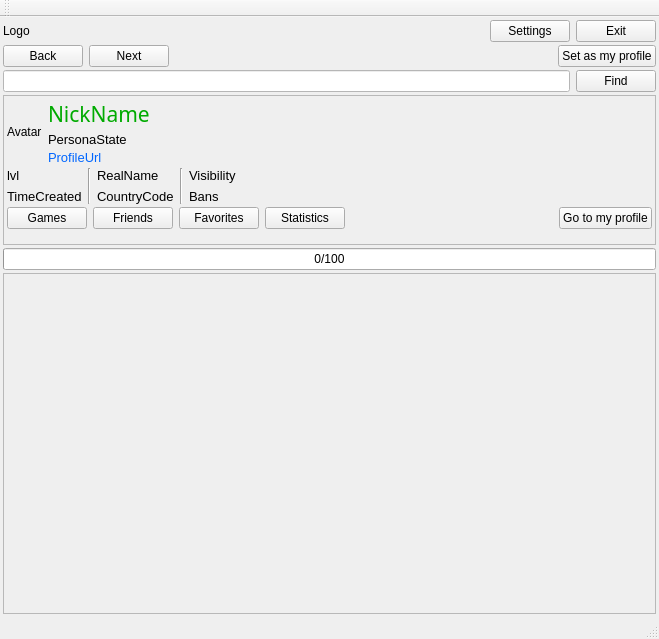
First picture: the form in AraSteamManager/mainwindow.ui, repository Arankir/AraSteamManager, before the edit.
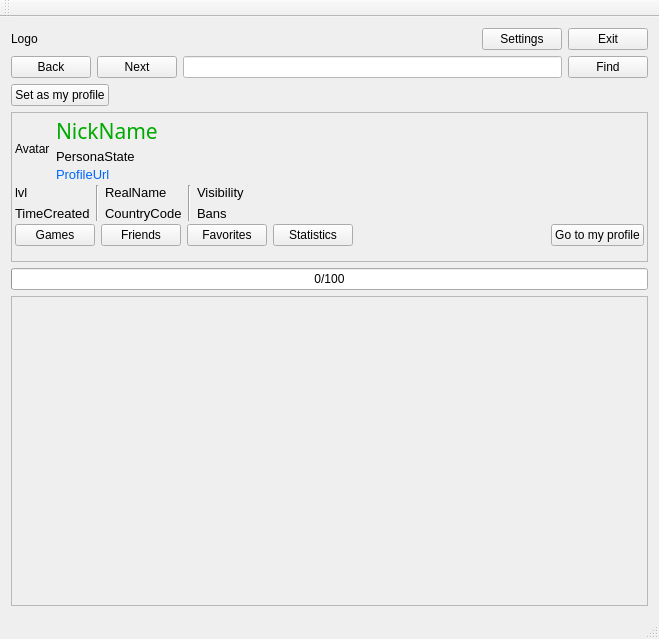
Second picture: the form after the edit.

The edit to the form file:
```diff
--- a/AraSteamManager/mainwindow.ui
+++ b/AraSteamManager/mainwindow.ui
@@ -15,21 +15,6 @@
   </property>
   <widget class="QWidget" name="centralWidget">
    <layout class="QVBoxLayout" name="verticalLayout">
-    <property name="spacing">
-     <number>3</number>
-    </property>
-    <property name="leftMargin">
-     <number>3</number>
-    </property>
-    <property name="topMargin">
-     <number>3</number>
-    </property>
-    <property name="rightMargin">
-     <number>3</number>
-    </property>
-    <property name="bottomMargin">
-     <number>3</number>
-    </property>
     <item>
      <layout class="QHBoxLayout" name="horizontalLayout_3">
       <item>
@@ -69,7 +54,7 @@
      </layout>
     </item>
     <item>
-     <layout class="QHBoxLayout" name="horizontalLayout_2">
+     <layout class="QHBoxLayout" name="horizontalLayout_4">
       <item>
        <widget class="QPushButton" name="ButtonBack">
         <property name="text">
@@ -85,30 +70,6 @@
        </widget>
       </item>
       <item>
-       <spacer name="horizontalSpacer_3">
-        <property name="orientation">
-         <enum>Qt::Horizontal</enum>
-        </property>
-        <property name="sizeHint" stdset="0">
-         <size>
-          <width>40</width>
-          <height>20</height>
-         </size>
-        </property>
-       </spacer>
-      </item>
-      <item>
-       <widget class="QPushButton" name="ButtonSetProfile">
-        <property name="text">
-         <string>Set as my profile</string>
-        </property>
-       </widget>
-      </item>
-     </layout>
-    </item>
-    <item>
-     <layout class="QHBoxLayout" name="horizontalLayout_4">
-      <item>
        <widget class="QLineEdit" name="LineEditIdProfile">
         <property name="styleSheet">
          <string notr="true">background-color: rgb(255, 255, 255);
@@ -128,6 +89,30 @@
       </item>
      </layout>
     </item>
+    <item>
+     <layout class="QHBoxLayout" name="horizontalLayout_2">
+      <item>
+       <widget class="QPushButton" name="ButtonSetProfile">
+        <property name="text">
+         <string>Set as my profile</string>
+        </property>
+       </widget>
+      </item>
+      <item>
+       <spacer name="horizontalSpacer_3">
+        <property name="orientation">
+         <enum>Qt::Horizontal</enum>
+        </property>
+        <property name="sizeHint" stdset="0">
+         <size>
+          <width>40</width>
+          <height>20</height>
+         </size>
+        </property>
+       </spacer>
+      </item>
+     </layout>
+    </item>
     <item>
      <widget class="QScrollArea" name="ScrollAreaProfileInfo">
       <property name="sizePolicy">
@@ -153,8 +138,8 @@
         <rect>
          <x>0</x>
          <y>0</y>
-         <width>651</width>
-         <height>181</height>
+         <width>639</width>
+         <height>150</height>
         </rect>
        </property>
        <layout class="QVBoxLayout" name="verticalLayout_2">
@@ -454,8 +439,8 @@
           <rect>
            <x>0</x>
            <y>0</y>
-           <width>649</width>
-           <height>281</height>
+           <width>637</width>
+           <height>285</height>
           </rect>
          </property>
         </widget>
```
